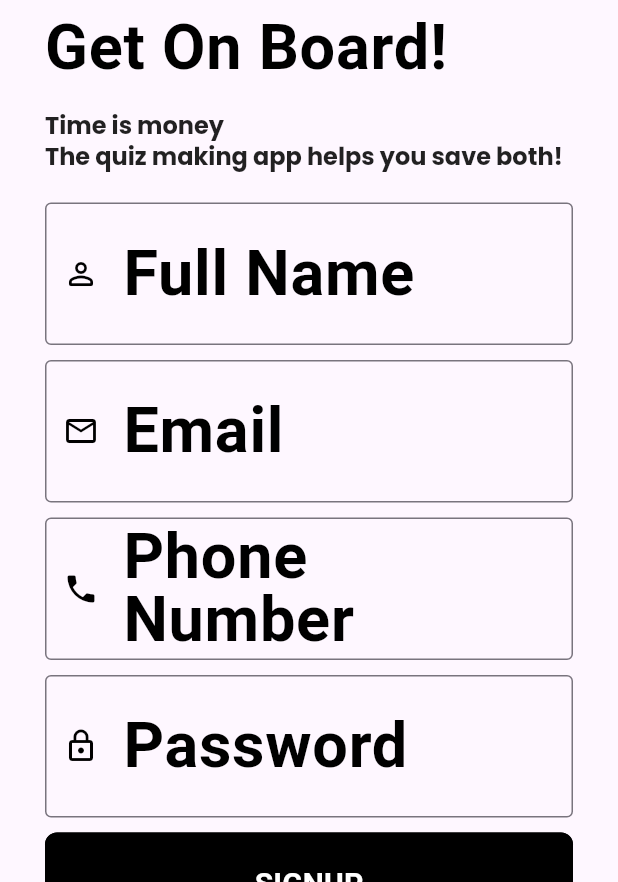
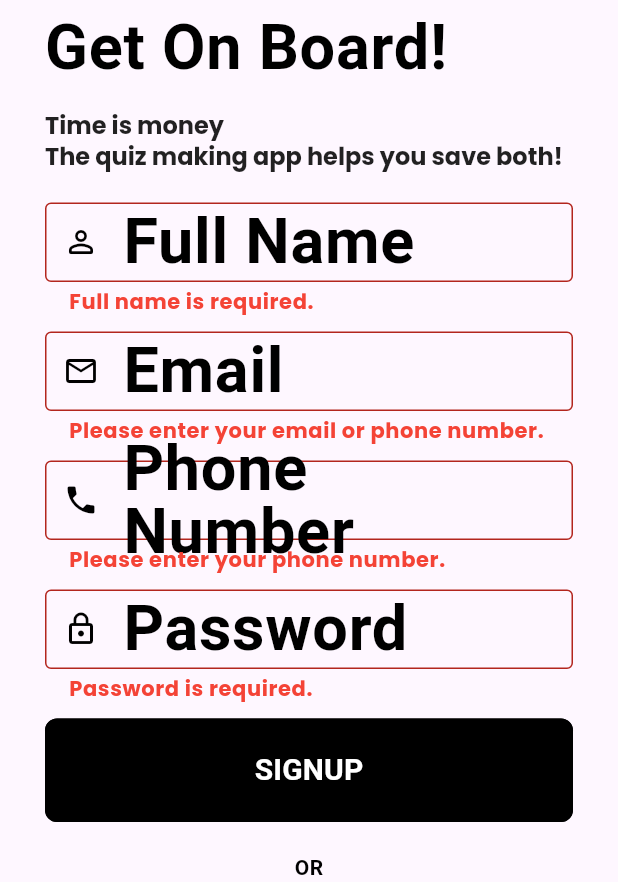
Before and after one commit to sum812/EZ-Grader-DTU, a Flutter app: the SignUpScreen screen opened directly, after a tap on "SIGNUP", on a phone screen of 412 x 824 dp, the part 354-1236 px from its top. Run offline on Flutter 3.47's test engine with Material 3 defaults, Android fonts, the phone set to English and light mode, and no system bars; our stand-ins replace firebase_auth, firebase_core, flutter_otp_text_field, get, google_fonts, liquid_swipe and 1 more; accounts and stored records are empty.

Commit message:
firebase user initial screen BUG

```diff
--- a/lib/src/constants/text_string.dart
+++ b/lib/src/constants/text_string.dart
@@ -3,6 +3,7 @@
 const String tLogin = "Login";
 const String tSignUp = "Signup";
 const String tEmail = "Email";
+const String tEmailOrPhone = "Email or Phone Number";
 const String tPassword = "Password";
 const String tConfirmPassword =
     "Confirm Password";
--- a/lib/src/features/authentication/controllers/login_controller/signup_controller.dart
+++ b/lib/src/features/authentication/controllers/login_controller/signup_controller.dart
@@ -10,7 +10,14 @@ class SignUpController extends GetxController {
   final phoneNumber = TextEditingController();
   final password = TextEditingController();
 
-  void registerUser (String email, password) {
-    AuthenticationRepository.instance.createUserWithEmailAndPassword(email, password);
+  // void registerUser (String email, password) {
+  //   AuthenticationRepository.instance.createUserWithEmailAndPassword(email, password);
+  // }
+
+  void registerUser(String email, String password) {
+    String? error = AuthenticationRepository.instance.createUserWithEmailAndPassword(email, password) as String?;
+    if(error != null) {
+      Get.showSnackbar(GetSnackBar(message: error.toString(),));
+    }
   }
 }
--- a/lib/src/features/authentication/controllers/on_boarding_controller.dart
+++ b/lib/src/features/authentication/controllers/on_boarding_controller.dart
@@ -1,5 +1,4 @@
 import 'package:ez_grader/src/constants/text_string.dart';
-import 'package:ez_grader/src/features/authentication/screens/welcome/welcome_screen.dart';
 import 'package:ez_grader/src/features/core/screens/home/home.dart';
 import 'package:flutter/material.dart';
 import 'package:get/get.dart';
--- a/lib/src/features/authentication/screens/signin/signin_screen.dart
+++ b/lib/src/features/authentication/screens/signin/signin_screen.dart
@@ -6,8 +6,8 @@ import 'package:ez_grader/src/features/authentication/screens/signin/widgets/sig
 import 'package:ez_grader/src/features/authentication/screens/signin/widgets/signin_form_widget.dart';
 import 'package:flutter/material.dart';
 
-class SigninScreen extends StatelessWidget {
-  const SigninScreen({Key? key})
+class SignInScreen extends StatelessWidget {
+  const SignInScreen({Key? key})
       : super(key: key);
 
   @override
--- a/lib/src/features/authentication/screens/signup/widgets/signup_footer_widget.dart
+++ b/lib/src/features/authentication/screens/signup/widgets/signup_footer_widget.dart
@@ -37,7 +37,7 @@ class SignUpFooterWidget extends StatelessWidget {
         ),
         const SizedBox(height: tFormHeight - 20),
         TextButton(
-          onPressed: () => Get.off(() => const SigninScreen()),
+          onPressed: () => Get.off(() => const SignInScreen()),
           child: Text.rich(
             TextSpan(
                 text: tAlreadyHaveAnAccount,
--- a/lib/src/features/authentication/screens/signup/widgets/signup_form_widget.dart
+++ b/lib/src/features/authentication/screens/signup/widgets/signup_form_widget.dart
@@ -24,50 +24,116 @@ class SignUpFormWidget extends StatelessWidget {
               CrossAxisAlignment.start,
           children: [
             TextFormField(
+              style: Theme.of(context)
+                  .textTheme
+                  .headlineSmall,
               controller: controller.fullName,
-              decoration: const InputDecoration(
-                label: Text(tFullName),
-                prefixIcon: Icon(
+              decoration: InputDecoration(
+                label: const Text(tFullName),
+                prefixIcon: const Icon(
                   Icons.person_outline_rounded,
                 ),
                 hintText: tFullName,
+                hintStyle: Theme.of(context).textTheme.headlineSmall?.copyWith(fontWeight: FontWeight.normal),
+                errorStyle: const TextStyle(fontSize: 14.0, color: Colors.red),
               ),
+              validator: (value) {
+                if (value == null || value.trim().isEmpty) {
+                  return 'Full name is required.';
+                } else if (value.trim().length < 3) {
+                  return 'Full name must have at least 3 characters.';
+                }
+                return null;
+              },
             ),
             const SizedBox(
                 height: tFormHeight - 20),
             TextFormField(
+              style: Theme.of(context)
+                  .textTheme
+                  .headlineSmall,
               controller: controller.email,
-              decoration: const InputDecoration(
-                label: Text(tEmail),
-                prefixIcon: Icon(
+              decoration: InputDecoration(
+                label: const Text(tEmail),
+                prefixIcon: const Icon(
                   Icons.email_outlined,
                 ),
                 hintText: tEmail,
+                hintStyle: Theme.of(context).textTheme.headlineSmall?.copyWith(fontWeight: FontWeight.normal),
+                errorStyle: const TextStyle(fontSize: 14.0, color: Colors.red),
               ),
+              validator: (value) {
+                if (value == null || value.isEmpty) {
+                  return 'Please enter your email or phone number.';
+                }
+
+                RegExp emailRegex = RegExp(r'^[\w-]+(\.[\w-]+)*@([\w-]+\.)+[a-zA-Z]{2,7}$');
+
+                if (!emailRegex.hasMatch(value)) {
+                  return 'Invalid email format.';
+                }
+                return null;
+              },
             ),
             const SizedBox(
                 height: tFormHeight - 20),
             TextFormField(
+              style: Theme.of(context)
+                  .textTheme
+                  .headlineSmall,
               controller: controller.phoneNumber,
-              decoration: const InputDecoration(
-                label: Text(tPhoneNumber),
-                prefixIcon: Icon(
+              decoration: InputDecoration(
+                label: const Text(tPhoneNumber),
+                prefixIcon: const Icon(
                   Icons.phone,
                 ),
                 hintText: tPhoneNumber,
+                hintStyle: Theme.of(context).textTheme.headlineSmall?.copyWith(fontWeight: FontWeight.normal),
+                errorStyle: const TextStyle(fontSize: 14.0, color: Colors.red),
               ),
+              validator: (value) {
+                if (value == null || value.isEmpty) {
+                  return 'Please enter your phone number.';
+                }
+
+                RegExp phoneRegex = RegExp(r'^[0-9]+$');
+
+                if (!phoneRegex.hasMatch(value)) {
+                  return 'Invalid phone number format.';
+                }
+                return null;
+              },
             ),
             const SizedBox(
                 height: tFormHeight - 20),
             TextFormField(
+              style: Theme.of(context)
+                  .textTheme
+                  .headlineSmall,
               controller: controller.password,
-              decoration: const InputDecoration(
-                label: Text(tPassword),
-                prefixIcon: Icon(
+              obscureText: true,
+              decoration: InputDecoration(
+                label: const Text(tPassword),
+                prefixIcon: const Icon(
                   Icons.lock_outline,
                 ),
                 hintText: tPassword,
+                hintStyle: Theme.of(context).textTheme.headlineSmall?.copyWith(fontWeight: FontWeight.normal),
+                errorStyle: const TextStyle(fontSize: 14.0, color: Colors.red),
               ),
+              validator: (value) {
+                if (value == null || value.isEmpty) {
+                  return 'Password is required.';
+                }
+
+                RegExp passwordRegex = RegExp(r'^(?=.*?[A-Z])(?=.*?[a-z])(?=.*?[0-9])(?=.*?[!@#$%^&*()_+{}|<>?]).{6,}$');
+
+                if (!passwordRegex.hasMatch(value)) {
+                  return 'Password must be at least 6 characters.';
+                }
+
+                return null;
+              },
             ),
             const SizedBox(
                 height: tFormHeight - 20),
--- a/lib/src/features/authentication/screens/splash_screen/splash_screen.dart
+++ b/lib/src/features/authentication/screens/splash_screen/splash_screen.dart
@@ -6,6 +6,7 @@ import 'package:ez_grader/src/constants/image_string.dart';
 import 'package:ez_grader/src/constants/sizes.dart';
 import 'package:ez_grader/src/constants/text_string.dart';
 import 'package:ez_grader/src/features/authentication/controllers/click_to_exit_controller.dart';
+import 'package:ez_grader/src/repository/authentication_repository/authentication_repository.dart';
 import 'package:flutter/material.dart';
 import 'package:get/get.dart';
 
@@ -18,9 +19,10 @@ class SplashScreen extends StatelessWidget {
   Widget build(BuildContext context) {
 
     final size = MediaQuery.of(context).size;
+
     final controller =
         Get.put(FadeInAnimationController());
-    controller.startWelcome();
+      controller.startWelcome();
 
     return Scaffold(
         body: SafeArea(
--- a/lib/src/features/authentication/screens/welcome/welcome_screen.dart
+++ b/lib/src/features/authentication/screens/welcome/welcome_screen.dart
@@ -1,6 +1,3 @@
-import 'package:ez_grader/src/common_widgets/fade_in_animation/animation_design.dart';
-import 'package:ez_grader/src/common_widgets/fade_in_animation/fade_in_animation_controller.dart';
-import 'package:ez_grader/src/common_widgets/fade_in_animation/fade_in_animation_model.dart';
 import 'package:ez_grader/src/constants/image_string.dart';
 import 'package:ez_grader/src/constants/sizes.dart';
 import 'package:ez_grader/src/constants/text_string.dart';
@@ -76,7 +73,7 @@ class WelcomeScreen extends StatelessWidget {
                         children: [
                           Expanded(
                             child: ElevatedButton(
-                                onPressed: () => Get.to(() => const SigninScreen()),
+                                onPressed: () => Get.to(() => const SignInScreen()),
                                 child: Text(
                                   tLogin
                                       .toUpperCase(),
--- a/lib/src/repository/authentication_repository/exceptions/signin_email_password_failure.dart
+++ b/lib/src/repository/authentication_repository/exceptions/signin_email_password_failure.dart
@@ -5,7 +5,8 @@ class SignInWithEmailAndPasswordFailure {
 
   factory SignInWithEmailAndPasswordFailure.code(String code) {
     switch(code) {
-      case 'user-not-found': return const SignInWithEmailAndPasswordFailure('No user found for that email.');
+      // sai mã code
+      case 'auth/user-not-found	': return const SignInWithEmailAndPasswordFailure('No user found for that email.');
       case 'wrong-password': return const SignInWithEmailAndPasswordFailure('Wrong password provided for that user.');
       default: return const SignInWithEmailAndPasswordFailure();
     }
--- a/lib/src/repository/authentication_repository/exceptions/signup_email_password_failure.dart
+++ b/lib/src/repository/authentication_repository/exceptions/signup_email_password_failure.dart
@@ -5,6 +5,7 @@ class SignUpWithEmailAndPasswordFailure {
 
   factory SignUpWithEmailAndPasswordFailure.code(String code) {
     switch(code) {
+    // sai mã code
       case 'weak-password': return const SignUpWithEmailAndPasswordFailure('Please enter a stronger password.');
       case 'invalid-email': return const SignUpWithEmailAndPasswordFailure('Email is not valid.');
       case 'email-already-in-use': return const SignUpWithEmailAndPasswordFailure('An account already exists for that email.');
```
Also changed, not shown: lib/main.dart (+11 -26 lines), lib/src/common_widgets/fade_in_animation/fade_in_animation_controller.dart (+1 -6 lines), lib/src/features/authentication/controllers/login_controller/signin_controller.dart (renamed from lib/src/features/authentication/controllers/login_controller/sigin_controller.dart, +7 -0 lines), lib/src/features/authentication/screens/signin/widgets/signin_form_widget.dart (+43 -17 lines), lib/src/features/core/screens/home/home.dart (+42 -42 lines), lib/src/repository/authentication_repository/authentication_repository.dart (+59 -26 lines).
